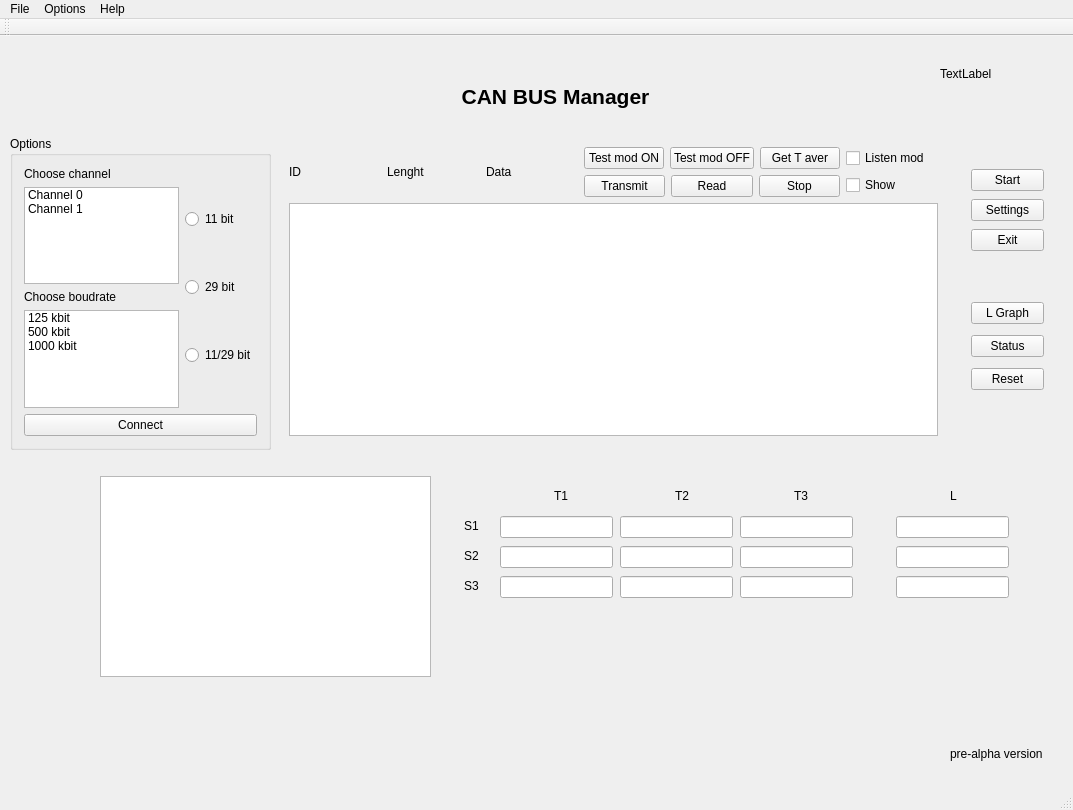
Old version of the form GUI_for_CHAI/mainwindow.ui in the repository CrinitusFeles/CAN-BUS-GUI.
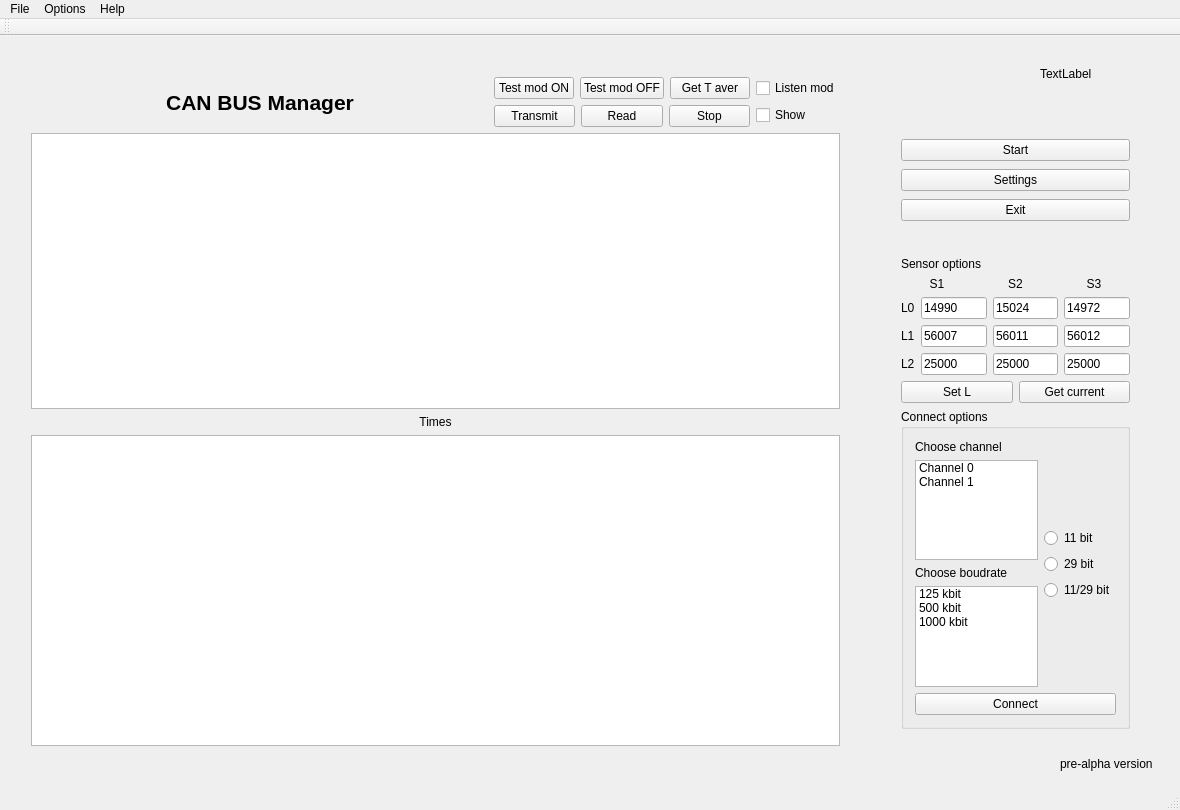
New version of the form.

What changed in the file:
```diff
--- a/GUI_for_CHAI/mainwindow.ui
+++ b/GUI_for_CHAI/mainwindow.ui
@@ -6,7 +6,7 @@
    <rect>
     <x>0</x>
     <y>0</y>
-    <width>1073</width>
+    <width>1180</width>
     <height>810</height>
    </rect>
   </property>
@@ -17,7 +17,7 @@
    <widget class="QLabel" name="label_5">
     <property name="geometry">
      <rect>
-      <x>940</x>
+      <x>1040</x>
       <y>30</y>
       <width>101</width>
       <height>16</height>
@@ -30,8 +30,8 @@
    <widget class="QLabel" name="label">
     <property name="geometry">
      <rect>
-      <x>950</x>
-      <y>710</y>
+      <x>1060</x>
+      <y>720</y>
       <width>111</width>
       <height>16</height>
      </rect>
@@ -40,38 +40,12 @@
      <string>pre-alpha version</string>
     </property>
    </widget>
-   <widget class="QLabel" name="label_2">
-    <property name="geometry">
-     <rect>
-      <x>420</x>
-      <y>40</y>
-      <width>271</width>
-      <height>41</height>
-     </rect>
-    </property>
-    <property name="font">
-     <font>
-      <pointsize>16</pointsize>
-      <weight>75</weight>
-      <bold>true</bold>
-     </font>
-    </property>
-    <property name="text">
-     <string>CAN BUS Manager</string>
-    </property>
-    <property name="textFormat">
-     <enum>Qt::PlainText</enum>
-    </property>
-    <property name="alignment">
-     <set>Qt::AlignCenter</set>
-    </property>
-   </widget>
    <widget class="QWidget" name="layoutWidget">
     <property name="geometry">
      <rect>
-      <x>960</x>
-      <y>120</y>
-      <width>95</width>
+      <x>890</x>
+      <y>90</y>
+      <width>251</width>
       <height>111</height>
      </rect>
     </property>
@@ -99,57 +73,11 @@
      </item>
     </layout>
    </widget>
-   <widget class="QWidget" name="verticalLayoutWidget">
-    <property name="geometry">
-     <rect>
-      <x>960</x>
-      <y>250</y>
-      <width>95</width>
-      <height>121</height>
-     </rect>
-    </property>
-    <layout class="QVBoxLayout" name="verticalLayout_11">
-     <item>
-      <widget class="QPushButton" name="pushButton_5">
-       <property name="text">
-        <string>L Graph</string>
-       </property>
-      </widget>
-     </item>
-     <item>
-      <widget class="QPushButton" name="pushButton_3">
-       <property name="text">
-        <string>Status</string>
-       </property>
-      </widget>
-     </item>
-     <item>
-      <widget class="QPushButton" name="pushButton_2">
-       <property name="text">
-        <string>Reset</string>
-       </property>
-      </widget>
-     </item>
-    </layout>
-   </widget>
-   <widget class="QTextEdit" name="TimesDisplay">
-    <property name="geometry">
-     <rect>
-      <x>100</x>
-      <y>440</y>
-      <width>331</width>
-      <height>201</height>
-     </rect>
-    </property>
-    <property name="readOnly">
-     <bool>true</bool>
-    </property>
-   </widget>
    <widget class="QLineEdit" name="lineEdit11">
     <property name="geometry">
      <rect>
-      <x>500</x>
-      <y>480</y>
+      <x>80</x>
+      <y>620</y>
       <width>113</width>
       <height>22</height>
      </rect>
@@ -158,8 +86,8 @@
    <widget class="QLineEdit" name="lineEdit12">
     <property name="geometry">
      <rect>
-      <x>620</x>
-      <y>480</y>
+      <x>200</x>
+      <y>620</y>
       <width>113</width>
       <height>22</height>
      </rect>
@@ -168,8 +96,8 @@
    <widget class="QLineEdit" name="lineEdit13">
     <property name="geometry">
      <rect>
-      <x>740</x>
-      <y>480</y>
+      <x>320</x>
+      <y>620</y>
       <width>113</width>
       <height>22</height>
      </rect>
@@ -178,8 +106,8 @@
    <widget class="QLineEdit" name="lineEdit21">
     <property name="geometry">
      <rect>
-      <x>500</x>
-      <y>510</y>
+      <x>80</x>
+      <y>650</y>
       <width>113</width>
       <height>22</height>
      </rect>
@@ -188,8 +116,8 @@
    <widget class="QLineEdit" name="lineEdit22">
     <property name="geometry">
      <rect>
-      <x>620</x>
-      <y>510</y>
+      <x>200</x>
+      <y>650</y>
       <width>113</width>
       <height>22</height>
      </rect>
@@ -198,8 +126,8 @@
    <widget class="QLineEdit" name="lineEdit23">
     <property name="geometry">
      <rect>
-      <x>740</x>
-      <y>510</y>
+      <x>320</x>
+      <y>650</y>
       <width>113</width>
       <height>22</height>
      </rect>
@@ -208,8 +136,8 @@
    <widget class="QLineEdit" name="lineEdit31">
     <property name="geometry">
      <rect>
-      <x>500</x>
-      <y>540</y>
+      <x>80</x>
+      <y>680</y>
       <width>113</width>
       <height>22</height>
      </rect>
@@ -218,8 +146,8 @@
    <widget class="QLineEdit" name="lineEdit32">
     <property name="geometry">
      <rect>
-      <x>620</x>
-      <y>540</y>
+      <x>200</x>
+      <y>680</y>
       <width>113</width>
       <height>22</height>
      </rect>
@@ -228,8 +156,8 @@
    <widget class="QLineEdit" name="lineEdit33">
     <property name="geometry">
      <rect>
-      <x>740</x>
-      <y>540</y>
+      <x>320</x>
+      <y>680</y>
       <width>113</width>
       <height>22</height>
      </rect>
@@ -238,8 +166,8 @@
    <widget class="QLabel" name="label_9">
     <property name="geometry">
      <rect>
-      <x>464</x>
-      <y>480</y>
+      <x>44</x>
+      <y>620</y>
       <width>21</width>
       <height>20</height>
      </rect>
@@ -251,8 +179,8 @@
    <widget class="QLabel" name="label_10">
     <property name="geometry">
      <rect>
-      <x>464</x>
-      <y>510</y>
+      <x>44</x>
+      <y>650</y>
       <width>21</width>
       <height>20</height>
      </rect>
@@ -264,8 +192,8 @@
    <widget class="QLabel" name="label_11">
     <property name="geometry">
      <rect>
-      <x>464</x>
-      <y>540</y>
+      <x>44</x>
+      <y>680</y>
       <width>21</width>
       <height>20</height>
      </rect>
@@ -277,8 +205,8 @@
    <widget class="QLabel" name="label_12">
     <property name="geometry">
      <rect>
-      <x>554</x>
-      <y>450</y>
+      <x>134</x>
+      <y>590</y>
       <width>21</width>
       <height>20</height>
      </rect>
@@ -290,8 +218,8 @@
    <widget class="QLabel" name="label_13">
     <property name="geometry">
      <rect>
-      <x>675</x>
-      <y>450</y>
+      <x>255</x>
+      <y>590</y>
       <width>20</width>
       <height>20</height>
      </rect>
@@ -303,8 +231,8 @@
    <widget class="QLabel" name="label_14">
     <property name="geometry">
      <rect>
-      <x>794</x>
-      <y>450</y>
+      <x>374</x>
+      <y>590</y>
       <width>21</width>
       <height>20</height>
      </rect>
@@ -313,38 +241,117 @@
      <string>T3</string>
     </property>
    </widget>
-   <widget class="QWidget" name="">
+   <widget class="QLineEdit" name="lineEdit_L3">
     <property name="geometry">
      <rect>
-      <x>278</x>
-      <y>100</y>
-      <width>671</width>
-      <height>311</height>
+      <x>476</x>
+      <y>680</y>
+      <width>113</width>
+      <height>22</height>
      </rect>
     </property>
+    <property name="text">
+     <string/>
+    </property>
+   </widget>
+   <widget class="QLineEdit" name="lineEdit_L1">
+    <property name="geometry">
+     <rect>
+      <x>476</x>
+      <y>620</y>
+      <width>113</width>
+      <height>22</height>
+     </rect>
+    </property>
+    <property name="text">
+     <string/>
+    </property>
+   </widget>
+   <widget class="QLineEdit" name="lineEdit_L2">
+    <property name="geometry">
+     <rect>
+      <x>476</x>
+      <y>650</y>
+      <width>113</width>
+      <height>22</height>
+     </rect>
+    </property>
+    <property name="text">
+     <string/>
+    </property>
+   </widget>
+   <widget class="QLabel" name="label_15">
+    <property name="geometry">
+     <rect>
+      <x>530</x>
+      <y>590</y>
+      <width>21</width>
+      <height>20</height>
+     </rect>
+    </property>
+    <property name="text">
+     <string>L</string>
+    </property>
+   </widget>
+   <widget class="QWidget" name="layoutWidget">
+    <property name="geometry">
+     <rect>
+      <x>20</x>
+      <y>30</y>
+      <width>831</width>
+      <height>691</height>
+     </rect>
+    </property>
+    <layout class="QVBoxLayout" name="verticalLayout_14">
+     <item>
     <layout class="QVBoxLayout" name="verticalLayout_3">
      <item>
       <layout class="QHBoxLayout" name="horizontalLayout_2">
        <item>
-        <widget class="QLabel" name="label_3">
-         <property name="text">
-          <string>ID</string>
-         </property>
-        </widget>
+          <spacer name="horizontalSpacer">
+           <property name="orientation">
+            <enum>Qt::Horizontal</enum>
+           </property>
+           <property name="sizeHint" stdset="0">
+            <size>
+             <width>40</width>
+             <height>20</height>
+            </size>
+           </property>
+          </spacer>
        </item>
        <item>
-        <widget class="QLabel" name="label_4">
+          <widget class="QLabel" name="label_2">
+           <property name="font">
+            <font>
+             <pointsize>16</pointsize>
+             <weight>75</weight>
+             <bold>true</bold>
+            </font>
+           </property>
          <property name="text">
-          <string>Lenght</string>
-         </property>
+            <string>CAN BUS Manager</string>
+           </property>
+           <property name="textFormat">
+            <enum>Qt::PlainText</enum>
+           </property>
+           <property name="alignment">
+            <set>Qt::AlignCenter</set>
+           </property>
         </widget>
        </item>
        <item>
-        <widget class="QLabel" name="label_6">
-         <property name="text">
-          <string>Data</string>
-         </property>
-        </widget>
+          <spacer name="horizontalSpacer_2">
+           <property name="orientation">
+            <enum>Qt::Horizontal</enum>
+           </property>
+           <property name="sizeHint" stdset="0">
+            <size>
+             <width>40</width>
+             <height>20</height>
+            </size>
+           </property>
+          </spacer>
        </item>
        <item>
         <layout class="QVBoxLayout" name="verticalLayout_13">
@@ -432,18 +439,217 @@
       </layout>
      </item>
     </layout>
-   </widget>
+     </item>
+     <item>
+      <layout class="QVBoxLayout" name="verticalLayout_11">
+       <item>
+        <widget class="QLabel" name="label_16">
+         <property name="text">
+          <string>Times</string>
+         </property>
+         <property name="alignment">
+          <set>Qt::AlignCenter</set>
+         </property>
+        </widget>
+       </item>
+       <item>
+        <widget class="QTextEdit" name="TimesDisplay">
+         <property name="sizePolicy">
+          <sizepolicy hsizetype="Expanding" vsizetype="MinimumExpanding">
+           <horstretch>0</horstretch>
+           <verstretch>0</verstretch>
+          </sizepolicy>
+         </property>
+         <property name="readOnly">
+          <bool>true</bool>
+         </property>
+        </widget>
+       </item>
+      </layout>
+     </item>
+    </layout>
+   </widget>
+   <widget class="QWidget" name="layoutWidget">
+    <property name="geometry">
+     <rect>
+      <x>890</x>
+      <y>210</y>
+      <width>251</width>
+      <height>494</height>
+     </rect>
+    </property>
+    <layout class="QVBoxLayout" name="verticalLayout_15">
+     <item>
+      <layout class="QVBoxLayout" name="verticalLayout_16">
+       <item>
+        <widget class="QLabel" name="label_20">
+         <property name="text">
+          <string>Sensor options</string>
+         </property>
+        </widget>
+       </item>
+       <item>
+        <layout class="QHBoxLayout" name="horizontalLayout_6">
+         <item>
+          <widget class="QLabel" name="label_17">
+           <property name="text">
+            <string>S1</string>
+           </property>
+           <property name="alignment">
+            <set>Qt::AlignCenter</set>
+           </property>
+          </widget>
+         </item>
+         <item>
+          <widget class="QLabel" name="label_18">
+           <property name="text">
+            <string>S2</string>
+           </property>
+           <property name="alignment">
+            <set>Qt::AlignCenter</set>
+           </property>
+          </widget>
+         </item>
+         <item>
+          <widget class="QLabel" name="label_19">
+           <property name="text">
+            <string>S3</string>
+           </property>
+           <property name="alignment">
+            <set>Qt::AlignCenter</set>
+           </property>
+          </widget>
+         </item>
+        </layout>
+       </item>
+       <item>
+        <layout class="QHBoxLayout" name="horizontalLayout_8">
+         <item>
+          <layout class="QVBoxLayout" name="verticalLayout_17">
+           <item>
+            <widget class="QLabel" name="label_21">
+             <property name="text">
+              <string>L0</string>
+             </property>
+            </widget>
+           </item>
+           <item>
+            <widget class="QLabel" name="label_22">
+             <property name="text">
+              <string>L1</string>
+             </property>
+            </widget>
+           </item>
+           <item>
+            <widget class="QLabel" name="label_23">
+             <property name="text">
+              <string>L2</string>
+             </property>
+            </widget>
+           </item>
+          </layout>
+         </item>
+         <item>
+          <layout class="QVBoxLayout" name="verticalLayout_18">
+           <item>
+            <widget class="QLineEdit" name="lineEdit_L11">
+             <property name="text">
+              <string>14990</string>
+             </property>
+            </widget>
+           </item>
+           <item>
+            <widget class="QLineEdit" name="lineEdit_L21">
+             <property name="text">
+              <string>56007</string>
+             </property>
+            </widget>
+           </item>
+           <item>
+            <widget class="QLineEdit" name="lineEdit_L31">
+             <property name="text">
+              <string>25000</string>
+             </property>
+            </widget>
+           </item>
+          </layout>
+         </item>
+         <item>
+          <layout class="QVBoxLayout" name="verticalLayout_20">
+           <item>
+            <widget class="QLineEdit" name="lineEdit_L12">
+             <property name="text">
+              <string>15024</string>
+             </property>
+            </widget>
+           </item>
+           <item>
+            <widget class="QLineEdit" name="lineEdit_L22">
+             <property name="text">
+              <string>56011</string>
+             </property>
+            </widget>
+           </item>
+           <item>
+            <widget class="QLineEdit" name="lineEdit_L32">
+             <property name="text">
+              <string>25000</string>
+             </property>
+            </widget>
+           </item>
+          </layout>
+         </item>
+         <item>
+          <layout class="QVBoxLayout" name="verticalLayout_22">
+           <item>
+            <widget class="QLineEdit" name="lineEdit_L13">
+             <property name="text">
+              <string>14972</string>
+             </property>
+            </widget>
+           </item>
+           <item>
+            <widget class="QLineEdit" name="lineEdit_L23">
+             <property name="text">
+              <string>56012</string>
+             </property>
+            </widget>
+           </item>
+           <item>
+            <widget class="QLineEdit" name="lineEdit_L33">
+             <property name="text">
+              <string>25000</string>
+             </property>
+            </widget>
+           </item>
+          </layout>
+         </item>
+        </layout>
+       </item>
+      </layout>
+     </item>
+     <item>
+      <layout class="QHBoxLayout" name="horizontalLayout">
+       <item>
+        <widget class="QPushButton" name="Set_L_Button">
+         <property name="text">
+          <string>Set L</string>
+         </property>
+        </widget>
+       </item>
+       <item>
+        <widget class="QPushButton" name="Get_L_Button">
+         <property name="text">
+          <string>Get current</string>
+         </property>
+        </widget>
+       </item>
+      </layout>
+     </item>
+     <item>
    <widget class="QGroupBox" name="groupBox">
-    <property name="geometry">
-     <rect>
-      <x>10</x>
-      <y>100</y>
-      <width>261</width>
-      <height>314</height>
-     </rect>
-    </property>
     <property name="title">
-     <string>Options</string>
+        <string>Connect options</string>
     </property>
     <layout class="QVBoxLayout" name="verticalLayout_4">
      <item>
@@ -507,6 +713,19 @@
          </item>
          <item>
           <layout class="QVBoxLayout" name="verticalLayout_8">
+              <item>
+               <spacer name="verticalSpacer_2">
+                <property name="orientation">
+                 <enum>Qt::Vertical</enum>
+                </property>
+                <property name="sizeHint" stdset="0">
+                 <size>
+                  <width>20</width>
+                  <height>40</height>
+                 </size>
+                </property>
+               </spacer>
+              </item>
            <item>
             <widget class="QRadioButton" name="radioButton">
              <property name="text">
@@ -528,6 +747,19 @@
              </property>
             </widget>
            </item>
+              <item>
+               <spacer name="verticalSpacer_3">
+                <property name="orientation">
+                 <enum>Qt::Vertical</enum>
+                </property>
+                <property name="sizeHint" stdset="0">
+                 <size>
+                  <width>20</width>
+                  <height>40</height>
+                 </size>
+                </property>
+               </spacer>
+              </item>
            <item>
             <layout class="QVBoxLayout" name="verticalLayout_9">
              <item>
@@ -550,57 +782,8 @@
      </item>
     </layout>
    </widget>
-   <widget class="QLineEdit" name="lineEdit_L3">
-    <property name="geometry">
-     <rect>
-      <x>896</x>
-      <y>540</y>
-      <width>113</width>
-      <height>22</height>
-     </rect>
-    </property>
-    <property name="text">
-     <string/>
-    </property>
-   </widget>
-   <widget class="QLineEdit" name="lineEdit_L1">
-    <property name="geometry">
-     <rect>
-      <x>896</x>
-      <y>480</y>
-      <width>113</width>
-      <height>22</height>
-     </rect>
-    </property>
-    <property name="text">
-     <string/>
-    </property>
-   </widget>
-   <widget class="QLineEdit" name="lineEdit_L2">
-    <property name="geometry">
-     <rect>
-      <x>896</x>
-      <y>510</y>
-      <width>113</width>
-      <height>22</height>
-     </rect>
-    </property>
-    <property name="text">
-     <string/>
-    </property>
-   </widget>
-   <widget class="QLabel" name="label_15">
-    <property name="geometry">
-     <rect>
-      <x>950</x>
-      <y>450</y>
-      <width>21</width>
-      <height>20</height>
-     </rect>
-    </property>
-    <property name="text">
-     <string>L</string>
-    </property>
+     </item>
+    </layout>
    </widget>
   </widget>
   <widget class="QMenuBar" name="menuBar">
@@ -608,7 +791,7 @@
     <rect>
      <x>0</x>
      <y>0</y>
-     <width>1073</width>
+     <width>1180</width>
      <height>26</height>
     </rect>
    </property>
```
Lines whose indentation alone changed are shown as unchanged.
